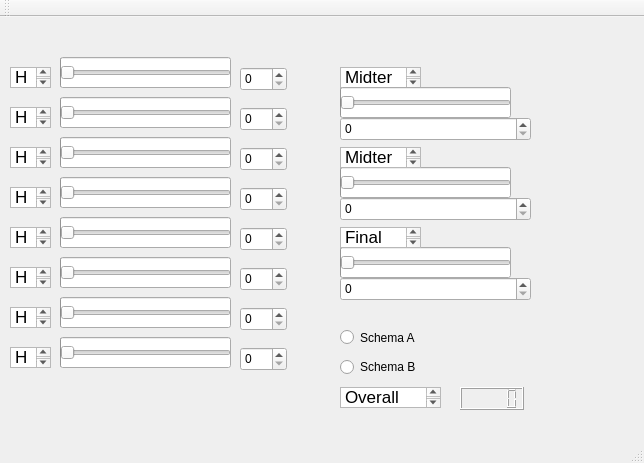
Old version of the form mainwindow.ui in the repository connorvhennen/GradeCalculator.
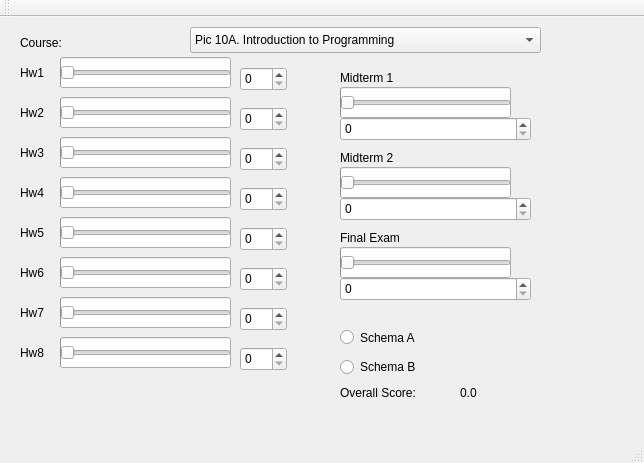
New version of the form.

```diff
--- a/mainwindow.ui
+++ b/mainwindow.ui
@@ -77,31 +77,6 @@
      <enum>Qt::Horizontal</enum>
     </property>
    </widget>
-   <widget class="QTextBrowser" name="hw1TextBox">
-    <property name="geometry">
-     <rect>
-      <x>10</x>
-      <y>50</y>
-      <width>41</width>
-      <height>21</height>
-     </rect>
-    </property>
-    <property name="autoFillBackground">
-     <bool>true</bool>
-    </property>
-    <property name="styleSheet">
-     <string notr="true">
-
-hw1TextBox -&gt; QTextEdit { selection-background-color: black }</string>
-    </property>
-    <property name="html">
-     <string>&lt;!DOCTYPE HTML PUBLIC &quot;-//W3C//DTD HTML 4.0//EN&quot; &quot;http://www.w3.org/TR/REC-html40/strict.dtd&quot;&gt;
-&lt;html&gt;&lt;head&gt;&lt;meta name=&quot;qrichtext&quot; content=&quot;1&quot; /&gt;&lt;style type=&quot;text/css&quot;&gt;
-p, li { white-space: pre-wrap; }
-&lt;/style&gt;&lt;/head&gt;&lt;body style=&quot; font-family:'.SF NS Text'; font-size:13pt; font-weight:400; font-style:normal;&quot;&gt;
-&lt;p style=&quot; margin-top:0px; margin-bottom:0px; margin-left:0px; margin-right:0px; -qt-block-indent:0; text-indent:0px;&quot;&gt;&lt;span style=&quot; font-family:'Al Bayan';&quot;&gt;Hw 1&lt;/span&gt;&lt;/p&gt;&lt;/body&gt;&lt;/html&gt;</string>
-    </property>
-   </widget>
    <widget class="QSpinBox" name="spinBox">
     <property name="geometry">
      <rect>
@@ -134,29 +109,6 @@
      <enum>Qt::Horizontal</enum>
     </property>
    </widget>
-   <widget class="QTextBrowser" name="hw2TextBox">
-    <property name="geometry">
-     <rect>
-      <x>10</x>
-      <y>90</y>
-      <width>41</width>
-      <height>21</height>
-     </rect>
-    </property>
-    <property name="autoFillBackground">
-     <bool>true</bool>
-    </property>
-    <property name="styleSheet">
-     <string notr="true"/>
-    </property>
-    <property name="html">
-     <string>&lt;!DOCTYPE HTML PUBLIC &quot;-//W3C//DTD HTML 4.0//EN&quot; &quot;http://www.w3.org/TR/REC-html40/strict.dtd&quot;&gt;
-&lt;html&gt;&lt;head&gt;&lt;meta name=&quot;qrichtext&quot; content=&quot;1&quot; /&gt;&lt;style type=&quot;text/css&quot;&gt;
-p, li { white-space: pre-wrap; }
-&lt;/style&gt;&lt;/head&gt;&lt;body style=&quot; font-family:'.SF NS Text'; font-size:13pt; font-weight:400; font-style:normal;&quot;&gt;
-&lt;p style=&quot; margin-top:0px; margin-bottom:0px; margin-left:0px; margin-right:0px; -qt-block-indent:0; text-indent:0px;&quot;&gt;&lt;span style=&quot; font-family:'Al Bayan';&quot;&gt;Hw 2&lt;/span&gt;&lt;/p&gt;&lt;/body&gt;&lt;/html&gt;</string>
-    </property>
-   </widget>
    <widget class="QProgressBar" name="progressBar_2">
     <property name="geometry">
      <rect>
@@ -230,23 +182,6 @@
      <enum>Qt::Horizontal</enum>
     </property>
    </widget>
-   <widget class="QTextBrowser" name="hw3TextBox">
-    <property name="geometry">
-     <rect>
-      <x>10</x>
-      <y>130</y>
-      <width>41</width>
-      <height>21</height>
-     </rect>
-    </property>
-    <property name="html">
-     <string>&lt;!DOCTYPE HTML PUBLIC &quot;-//W3C//DTD HTML 4.0//EN&quot; &quot;http://www.w3.org/TR/REC-html40/strict.dtd&quot;&gt;
-&lt;html&gt;&lt;head&gt;&lt;meta name=&quot;qrichtext&quot; content=&quot;1&quot; /&gt;&lt;style type=&quot;text/css&quot;&gt;
-p, li { white-space: pre-wrap; }
-&lt;/style&gt;&lt;/head&gt;&lt;body style=&quot; font-family:'Al Bayan'; font-size:13pt; font-weight:400; font-style:normal;&quot;&gt;
-&lt;p style=&quot; margin-top:0px; margin-bottom:0px; margin-left:0px; margin-right:0px; -qt-block-indent:0; text-indent:0px;&quot;&gt;Hw 3&lt;/p&gt;&lt;/body&gt;&lt;/html&gt;</string>
-    </property>
-   </widget>
    <widget class="QProgressBar" name="progressBar_3">
     <property name="geometry">
      <rect>
@@ -320,23 +255,6 @@
      <enum>Qt::Horizontal</enum>
     </property>
    </widget>
-   <widget class="QTextBrowser" name="hw4TextBox">
-    <property name="geometry">
-     <rect>
-      <x>10</x>
-      <y>170</y>
-      <width>41</width>
-      <height>21</height>
-     </rect>
-    </property>
-    <property name="html">
-     <string>&lt;!DOCTYPE HTML PUBLIC &quot;-//W3C//DTD HTML 4.0//EN&quot; &quot;http://www.w3.org/TR/REC-html40/strict.dtd&quot;&gt;
-&lt;html&gt;&lt;head&gt;&lt;meta name=&quot;qrichtext&quot; content=&quot;1&quot; /&gt;&lt;style type=&quot;text/css&quot;&gt;
-p, li { white-space: pre-wrap; }
-&lt;/style&gt;&lt;/head&gt;&lt;body style=&quot; font-family:'Al Bayan'; font-size:13pt; font-weight:400; font-style:normal;&quot;&gt;
-&lt;p style=&quot; margin-top:0px; margin-bottom:0px; margin-left:0px; margin-right:0px; -qt-block-indent:0; text-indent:0px;&quot;&gt;Hw 4&lt;/p&gt;&lt;/body&gt;&lt;/html&gt;</string>
-    </property>
-   </widget>
    <widget class="QProgressBar" name="progressBar_4">
     <property name="geometry">
      <rect>
@@ -410,23 +328,6 @@
      <enum>Qt::Horizontal</enum>
     </property>
    </widget>
-   <widget class="QTextBrowser" name="hw5TextBox">
-    <property name="geometry">
-     <rect>
-      <x>10</x>
-      <y>210</y>
-      <width>41</width>
-      <height>21</height>
-     </rect>
-    </property>
-    <property name="html">
-     <string>&lt;!DOCTYPE HTML PUBLIC &quot;-//W3C//DTD HTML 4.0//EN&quot; &quot;http://www.w3.org/TR/REC-html40/strict.dtd&quot;&gt;
-&lt;html&gt;&lt;head&gt;&lt;meta name=&quot;qrichtext&quot; content=&quot;1&quot; /&gt;&lt;style type=&quot;text/css&quot;&gt;
-p, li { white-space: pre-wrap; }
-&lt;/style&gt;&lt;/head&gt;&lt;body style=&quot; font-family:'Al Bayan'; font-size:13pt; font-weight:400; font-style:normal;&quot;&gt;
-&lt;p style=&quot; margin-top:0px; margin-bottom:0px; margin-left:0px; margin-right:0px; -qt-block-indent:0; text-indent:0px;&quot;&gt;Hw 5&lt;/p&gt;&lt;/body&gt;&lt;/html&gt;</string>
-    </property>
-   </widget>
    <widget class="QProgressBar" name="progressBar_5">
     <property name="geometry">
      <rect>
@@ -500,23 +401,6 @@
      <enum>Qt::Horizontal</enum>
     </property>
    </widget>
-   <widget class="QTextBrowser" name="hw6TextBox">
-    <property name="geometry">
-     <rect>
-      <x>10</x>
-      <y>250</y>
-      <width>41</width>
-      <height>21</height>
-     </rect>
-    </property>
-    <property name="html">
-     <string>&lt;!DOCTYPE HTML PUBLIC &quot;-//W3C//DTD HTML 4.0//EN&quot; &quot;http://www.w3.org/TR/REC-html40/strict.dtd&quot;&gt;
-&lt;html&gt;&lt;head&gt;&lt;meta name=&quot;qrichtext&quot; content=&quot;1&quot; /&gt;&lt;style type=&quot;text/css&quot;&gt;
-p, li { white-space: pre-wrap; }
-&lt;/style&gt;&lt;/head&gt;&lt;body style=&quot; font-family:'Al Bayan'; font-size:13pt; font-weight:400; font-style:normal;&quot;&gt;
-&lt;p style=&quot; margin-top:0px; margin-bottom:0px; margin-left:0px; margin-right:0px; -qt-block-indent:0; text-indent:0px;&quot;&gt;Hw 6&lt;/p&gt;&lt;/body&gt;&lt;/html&gt;</string>
-    </property>
-   </widget>
    <widget class="QProgressBar" name="progressBar_6">
     <property name="geometry">
      <rect>
@@ -584,23 +468,6 @@
      <number>100</number>
     </property>
    </widget>
-   <widget class="QTextBrowser" name="hw7TextBox">
-    <property name="geometry">
-     <rect>
-      <x>10</x>
-      <y>290</y>
-      <width>41</width>
-      <height>21</height>
-     </rect>
-    </property>
-    <property name="html">
-     <string>&lt;!DOCTYPE HTML PUBLIC &quot;-//W3C//DTD HTML 4.0//EN&quot; &quot;http://www.w3.org/TR/REC-html40/strict.dtd&quot;&gt;
-&lt;html&gt;&lt;head&gt;&lt;meta name=&quot;qrichtext&quot; content=&quot;1&quot; /&gt;&lt;style type=&quot;text/css&quot;&gt;
-p, li { white-space: pre-wrap; }
-&lt;/style&gt;&lt;/head&gt;&lt;body style=&quot; font-family:'Al Bayan'; font-size:13pt; font-weight:400; font-style:normal;&quot;&gt;
-&lt;p style=&quot; margin-top:0px; margin-bottom:0px; margin-left:0px; margin-right:0px; -qt-block-indent:0; text-indent:0px;&quot;&gt;Hw 7&lt;/p&gt;&lt;/body&gt;&lt;/html&gt;</string>
-    </property>
-   </widget>
    <widget class="QSlider" name="horizontalSlider_7">
     <property name="geometry">
      <rect>
@@ -674,23 +541,6 @@
      <number>100</number>
     </property>
    </widget>
-   <widget class="QTextBrowser" name="hw8TextBox">
-    <property name="geometry">
-     <rect>
-      <x>10</x>
-      <y>330</y>
-      <width>41</width>
-      <height>21</height>
-     </rect>
-    </property>
-    <property name="html">
-     <string>&lt;!DOCTYPE HTML PUBLIC &quot;-//W3C//DTD HTML 4.0//EN&quot; &quot;http://www.w3.org/TR/REC-html40/strict.dtd&quot;&gt;
-&lt;html&gt;&lt;head&gt;&lt;meta name=&quot;qrichtext&quot; content=&quot;1&quot; /&gt;&lt;style type=&quot;text/css&quot;&gt;
-p, li { white-space: pre-wrap; }
-&lt;/style&gt;&lt;/head&gt;&lt;body style=&quot; font-family:'Al Bayan'; font-size:13pt; font-weight:400; font-style:normal;&quot;&gt;
-&lt;p style=&quot; margin-top:0px; margin-bottom:0px; margin-left:0px; margin-right:0px; -qt-block-indent:0; text-indent:0px;&quot;&gt;Hw 8&lt;/p&gt;&lt;/body&gt;&lt;/html&gt;</string>
-    </property>
-   </widget>
    <widget class="QSlider" name="horizontalSlider_8">
     <property name="geometry">
      <rect>
@@ -751,23 +601,6 @@
      <bool>true</bool>
     </property>
    </widget>
-   <widget class="QTextBrowser" name="midterm1TextBox">
-    <property name="geometry">
-     <rect>
-      <x>340</x>
-      <y>50</y>
-      <width>81</width>
-      <height>21</height>
-     </rect>
-    </property>
-    <property name="html">
-     <string>&lt;!DOCTYPE HTML PUBLIC &quot;-//W3C//DTD HTML 4.0//EN&quot; &quot;http://www.w3.org/TR/REC-html40/strict.dtd&quot;&gt;
-&lt;html&gt;&lt;head&gt;&lt;meta name=&quot;qrichtext&quot; content=&quot;1&quot; /&gt;&lt;style type=&quot;text/css&quot;&gt;
-p, li { white-space: pre-wrap; }
-&lt;/style&gt;&lt;/head&gt;&lt;body style=&quot; font-family:'Al Bayan'; font-size:13pt; font-weight:400; font-style:normal;&quot;&gt;
-&lt;p style=&quot; margin-top:0px; margin-bottom:0px; margin-left:0px; margin-right:0px; -qt-block-indent:0; text-indent:0px;&quot;&gt;Midterm 1&lt;/p&gt;&lt;/body&gt;&lt;/html&gt;</string>
-    </property>
-   </widget>
    <widget class="QSlider" name="horizontalSlider_9">
     <property name="geometry">
      <rect>
@@ -901,23 +734,6 @@
      <enum>Qt::Horizontal</enum>
     </property>
    </widget>
-   <widget class="QTextBrowser" name="midterm2TextBox">
-    <property name="geometry">
-     <rect>
-      <x>340</x>
-      <y>130</y>
-      <width>81</width>
-      <height>21</height>
-     </rect>
-    </property>
-    <property name="html">
-     <string>&lt;!DOCTYPE HTML PUBLIC &quot;-//W3C//DTD HTML 4.0//EN&quot; &quot;http://www.w3.org/TR/REC-html40/strict.dtd&quot;&gt;
-&lt;html&gt;&lt;head&gt;&lt;meta name=&quot;qrichtext&quot; content=&quot;1&quot; /&gt;&lt;style type=&quot;text/css&quot;&gt;
-p, li { white-space: pre-wrap; }
-&lt;/style&gt;&lt;/head&gt;&lt;body style=&quot; font-family:'Al Bayan'; font-size:13pt; font-weight:400; font-style:normal;&quot;&gt;
-&lt;p style=&quot; margin-top:0px; margin-bottom:0px; margin-left:0px; margin-right:0px; -qt-block-indent:0; text-indent:0px;&quot;&gt;Midterm 2&lt;/p&gt;&lt;/body&gt;&lt;/html&gt;</string>
-    </property>
-   </widget>
    <widget class="QSpinBox" name="spinBox_10">
     <property name="geometry">
      <rect>
@@ -991,23 +807,6 @@
      <enum>Qt::Horizontal</enum>
     </property>
    </widget>
-   <widget class="QTextBrowser" name="finalExamTextBox">
-    <property name="geometry">
-     <rect>
-      <x>340</x>
-      <y>210</y>
-      <width>81</width>
-      <height>21</height>
-     </rect>
-    </property>
-    <property name="html">
-     <string>&lt;!DOCTYPE HTML PUBLIC &quot;-//W3C//DTD HTML 4.0//EN&quot; &quot;http://www.w3.org/TR/REC-html40/strict.dtd&quot;&gt;
-&lt;html&gt;&lt;head&gt;&lt;meta name=&quot;qrichtext&quot; content=&quot;1&quot; /&gt;&lt;style type=&quot;text/css&quot;&gt;
-p, li { white-space: pre-wrap; }
-&lt;/style&gt;&lt;/head&gt;&lt;body style=&quot; font-family:'Al Bayan'; font-size:13pt; font-weight:400; font-style:normal;&quot;&gt;
-&lt;p style=&quot; margin-top:0px; margin-bottom:0px; margin-left:0px; margin-right:0px; -qt-block-indent:0; text-indent:0px;&quot;&gt;Final Exam&lt;/p&gt;&lt;/body&gt;&lt;/html&gt;</string>
-    </property>
-   </widget>
    <widget class="QSpinBox" name="spinBox_11">
     <property name="geometry">
      <rect>
@@ -1059,35 +858,212 @@
      <string>Schema B</string>
     </property>
    </widget>
-   <widget class="QTextBrowser" name="overallScoreTextBox">
+   <widget class="QLabel" name="hw1Label">
     <property name="geometry">
      <rect>
+      <x>20</x>
+      <y>40</y>
+      <width>31</width>
+      <height>31</height>
+     </rect>
+    </property>
+    <property name="text">
+     <string>Hw1</string>
+    </property>
+   </widget>
+   <widget class="QLabel" name="hw2Label">
+    <property name="geometry">
+     <rect>
+      <x>20</x>
+      <y>86</y>
+      <width>41</width>
+      <height>20</height>
+     </rect>
+    </property>
+    <property name="text">
+     <string>Hw2</string>
+    </property>
+   </widget>
+   <widget class="QLabel" name="hw2Label_2">
+    <property name="geometry">
+     <rect>
+      <x>20</x>
+      <y>120</y>
+      <width>31</width>
+      <height>31</height>
+     </rect>
+    </property>
+    <property name="text">
+     <string>Hw3</string>
+    </property>
+   </widget>
+   <widget class="QLabel" name="hw2Label_3">
+    <property name="geometry">
+     <rect>
+      <x>20</x>
+      <y>160</y>
+      <width>31</width>
+      <height>31</height>
+     </rect>
+    </property>
+    <property name="text">
+     <string>Hw4</string>
+    </property>
+   </widget>
+   <widget class="QLabel" name="hw2Label_4">
+    <property name="geometry">
+     <rect>
+      <x>20</x>
+      <y>200</y>
+      <width>31</width>
+      <height>31</height>
+     </rect>
+    </property>
+    <property name="text">
+     <string>Hw5</string>
+    </property>
+   </widget>
+   <widget class="QLabel" name="hw2Label_5">
+    <property name="geometry">
+     <rect>
+      <x>20</x>
+      <y>240</y>
+      <width>31</width>
+      <height>31</height>
+     </rect>
+    </property>
+    <property name="text">
+     <string>Hw6</string>
+    </property>
+   </widget>
+   <widget class="QLabel" name="hw2Label_6">
+    <property name="geometry">
+     <rect>
+      <x>20</x>
+      <y>280</y>
+      <width>31</width>
+      <height>31</height>
+     </rect>
+    </property>
+    <property name="text">
+     <string>Hw7</string>
+    </property>
+   </widget>
+   <widget class="QLabel" name="hw2Label_7">
+    <property name="geometry">
+     <rect>
+      <x>20</x>
+      <y>320</y>
+      <width>31</width>
+      <height>31</height>
+     </rect>
+    </property>
+    <property name="text">
+     <string>Hw8</string>
+    </property>
+   </widget>
+   <widget class="QLabel" name="hw2Label_8">
+    <property name="geometry">
+     <rect>
       <x>340</x>
-      <y>370</y>
-      <width>101</width>
-      <height>21</height>
+      <y>40</y>
+      <width>141</width>
+      <height>41</height>
      </rect>
     </property>
-    <property name="autoFillBackground">
-     <bool>true</bool>
+    <property name="text">
+     <string>Midterm 1</string>
     </property>
-    <property name="html">
-     <string>&lt;!DOCTYPE HTML PUBLIC &quot;-//W3C//DTD HTML 4.0//EN&quot; &quot;http://www.w3.org/TR/REC-html40/strict.dtd&quot;&gt;
-&lt;html&gt;&lt;head&gt;&lt;meta name=&quot;qrichtext&quot; content=&quot;1&quot; /&gt;&lt;style type=&quot;text/css&quot;&gt;
-p, li { white-space: pre-wrap; }
-&lt;/style&gt;&lt;/head&gt;&lt;body style=&quot; font-family:'Al Bayan'; font-size:13pt; font-weight:400; font-style:normal;&quot;&gt;
-&lt;p style=&quot; margin-top:0px; margin-bottom:0px; margin-left:0px; margin-right:0px; -qt-block-indent:0; text-indent:0px;&quot;&gt;Overall Score:&lt;/p&gt;&lt;/body&gt;&lt;/html&gt;</string>
+   </widget>
+   <widget class="QLabel" name="hw2Label_9">
+    <property name="geometry">
+     <rect>
+      <x>340</x>
+      <y>120</y>
+      <width>141</width>
+      <height>41</height>
+     </rect>
     </property>
+    <property name="text">
+     <string>Midterm 2</string>
+    </property>
    </widget>
-   <widget class="QLCDNumber" name="lcdNumber">
+   <widget class="QLabel" name="hw2Label_10">
+    <property name="geometry">
+     <rect>
+      <x>340</x>
+      <y>200</y>
+      <width>141</width>
+      <height>41</height>
+     </rect>
+    </property>
+    <property name="text">
+     <string>Final Exam</string>
+    </property>
+   </widget>
+   <widget class="QLabel" name="hw2Label_11">
+    <property name="geometry">
+     <rect>
+      <x>340</x>
+      <y>360</y>
+      <width>91</width>
+      <height>31</height>
+     </rect>
+    </property>
+    <property name="text">
+     <string>Overall Score:</string>
+    </property>
+   </widget>
+   <widget class="QLabel" name="label">
     <property name="geometry">
      <rect>
       <x>460</x>
-      <y>370</y>
-      <width>64</width>
-      <height>23</height>
+      <y>365</y>
+      <width>60</width>
+      <height>21</height>
      </rect>
     </property>
+    <property name="text">
+     <string>0.0</string>
+    </property>
+   </widget>
+   <widget class="QLabel" name="hw1Label_2">
+    <property name="geometry">
+     <rect>
+      <x>20</x>
+      <y>10</y>
+      <width>171</width>
+      <height>31</height>
+     </rect>
+    </property>
+    <property name="text">
+     <string>Course:</string>
+    </property>
+   </widget>
+   <widget class="QComboBox" name="comboBox">
+    <property name="geometry">
+     <rect>
+      <x>190</x>
+      <y>10</y>
+      <width>351</width>
+      <height>26</height>
+     </rect>
+    </property>
+    <item>
+     <property name="text">
+      <string>Pic 10A. Introduction to Programming</string>
+     </property>
+    </item>
+    <item>
+     <property name="text">
+      <string>Pic 10B. Intermediate Programming</string>
+     </property>
+    </item>
+    <item>
+     <property name="text">
+      <string>Pic 10C. Advanced Programming</string>
+     </property>
+    </item>
    </widget>
    <zorder>progressBar</zorder>
    <zorder>hw1TextBox</zorder>
```
Left out of the diff: 28 changed lines with no effect on the pictures.
